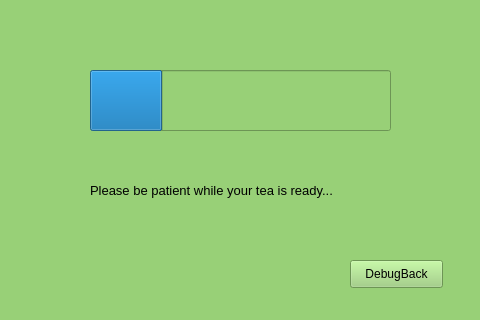
Charlie1qa/PerfecTea, file perfectea_gui/title_scr.ui: the form before one commit.
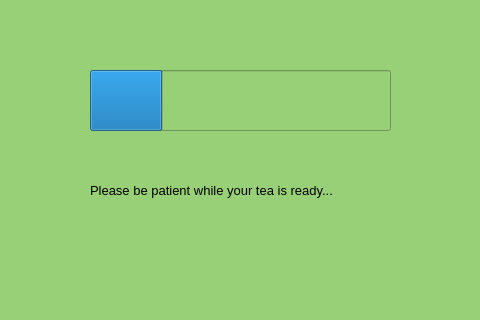
The form after the commit. The open tabs and pages were chosen to show the change. Icons and pictures are not drawn.

The edit to the form file:
```diff
--- a/perfectea_gui/title_scr.ui
+++ b/perfectea_gui/title_scr.ui
@@ -395,19 +395,6 @@
        <string>Please be patient while your tea is ready...</string>
       </property>
      </widget>
-     <widget class="QPushButton" name="pushButton_12">
-      <property name="geometry">
-       <rect>
-        <x>350</x>
-        <y>260</y>
-        <width>93</width>
-        <height>28</height>
-       </rect>
-      </property>
-      <property name="text">
-       <string>DebugBack</string>
-      </property>
-     </widget>
     </widget>
     <widget class="QWidget" name="page_3">
      <property name="styleSheet">
```
Left out of the diff: 2 changed lines with no effect on the pictures.
